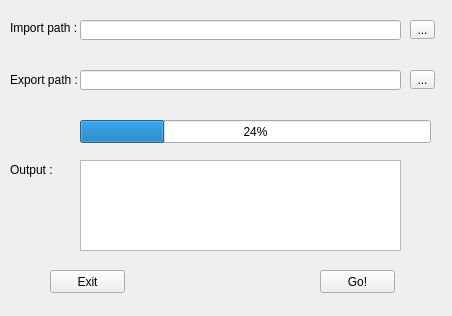
The window that PhotoSync.ui (julianBustillos/PhotoSync) describes before a commit, drawn with Qt 5.
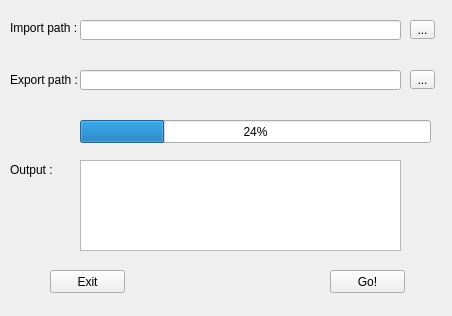
The same window after the commit.

Diff of the .ui file:
```diff
--- a/PhotoSync.ui
+++ b/PhotoSync.ui
@@ -30,7 +30,7 @@
    <widget class="QPushButton" name="positivePushButton">
     <property name="geometry">
      <rect>
-      <x>320</x>
+      <x>330</x>
       <y>270</y>
       <width>75</width>
       <height>23</height>
```
